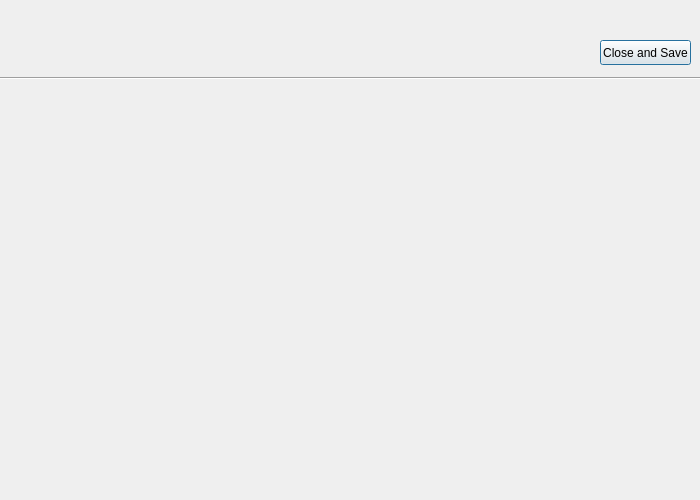
Before: the Qt Designer form PaintTux/paintingwindow.ui in dansecan25/ProyectoDatos2PaintTUX, drawn with Qt 5.
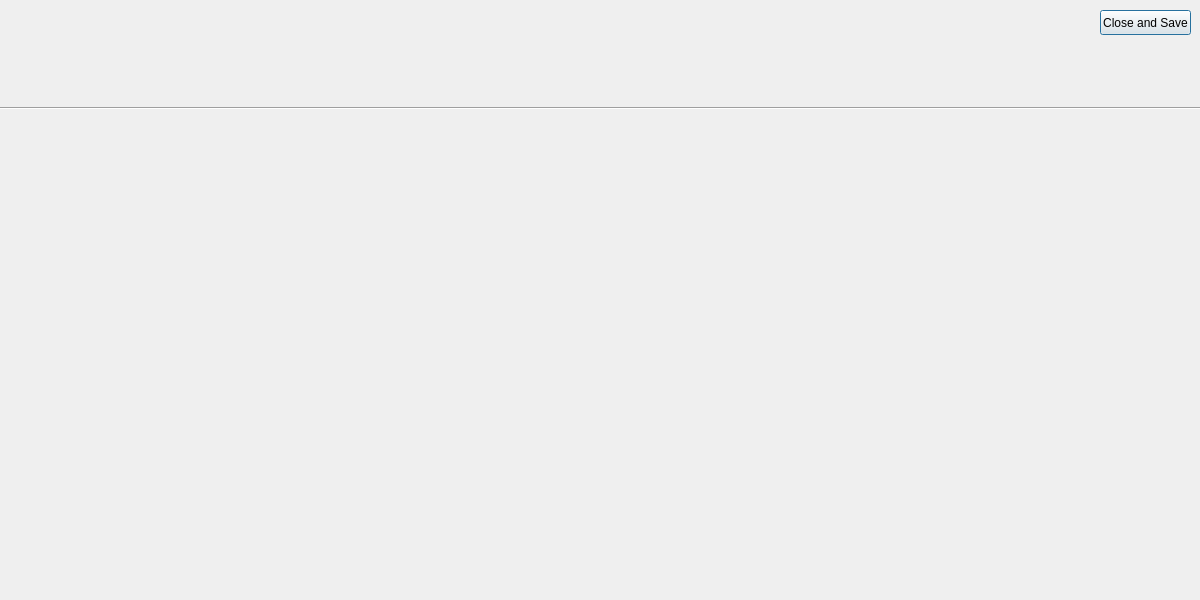
After: the same form once the commit is applied.

What changed in the file:
```diff
--- a/PaintTux/paintingwindow.ui
+++ b/PaintTux/paintingwindow.ui
@@ -6,8 +6,8 @@
    <rect>
     <x>0</x>
     <y>0</y>
-    <width>700</width>
-    <height>500</height>
+    <width>1200</width>
+    <height>600</height>
    </rect>
   </property>
   <property name="windowTitle">
@@ -16,8 +16,8 @@
   <widget class="QPushButton" name="pushButton">
    <property name="geometry">
     <rect>
-     <x>600</x>
-     <y>40</y>
+     <x>1100</x>
+     <y>10</y>
      <width>91</width>
      <height>25</height>
     </rect>
@@ -30,8 +30,8 @@
    <property name="geometry">
     <rect>
      <x>-10</x>
-     <y>70</y>
-     <width>711</width>
+     <y>100</y>
+     <width>1221</width>
      <height>16</height>
     </rect>
    </property>
```
